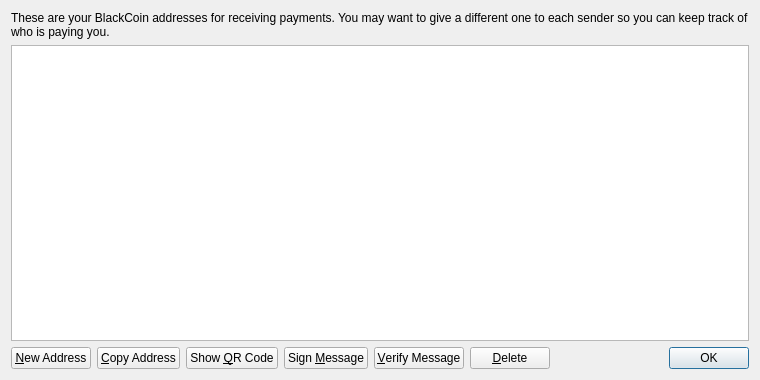
chavezcoin-project/chavezcoin-1, file src/qt/forms/addressbookpage.ui: the form before one commit.
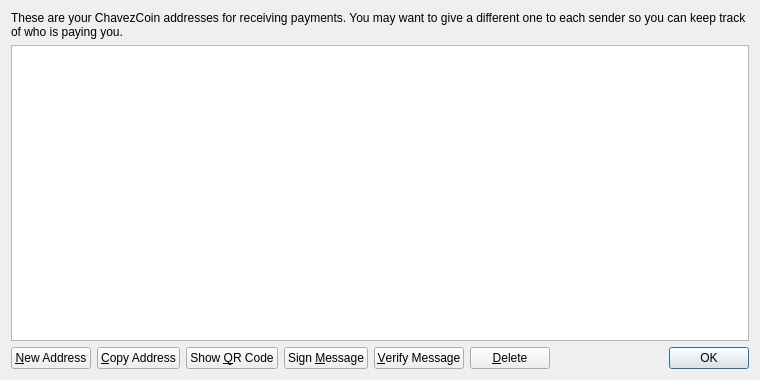
The form after the commit.

Diff of the .ui file:
```diff
--- a/src/qt/forms/addressbookpage.ui
+++ b/src/qt/forms/addressbookpage.ui
@@ -17,7 +17,7 @@
    <item>
     <widget class="QLabel" name="labelExplanation">
      <property name="text">
-      <string>These are your BlackCoin addresses for receiving payments. You may want to give a different one to each sender so you can keep track of who is paying you.</string>
+      <string>These are your ChavezCoin addresses for receiving payments. You may want to give a different one to each sender so you can keep track of who is paying you.</string>
      </property>
      <property name="textFormat">
       <enum>Qt::PlainText</enum>
```
Left out of the diff: 4 changed lines with no effect on the pictures.
